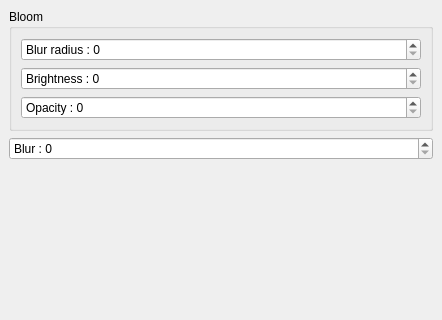
This is imageeffectsdockwidget.ui in michalmielczynski/PanelTest as Qt 5 draws it before an edit; both pictures show x 0 to 442 and y 0 to 320 of the 442 by 474 pixel window. The edited form follows.
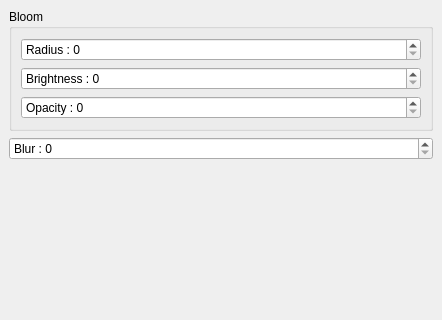
This is the edited form.

Patch:
```diff
--- a/imageeffectsdockwidget.ui
+++ b/imageeffectsdockwidget.ui
@@ -24,7 +24,7 @@
        <item>
         <widget class="QSpinBox" name="blurRadius">
          <property name="prefix">
-          <string>Blur radius : </string>
+          <string>Radius : </string>
          </property>
          <property name="maximum">
           <number>20</number>
```
